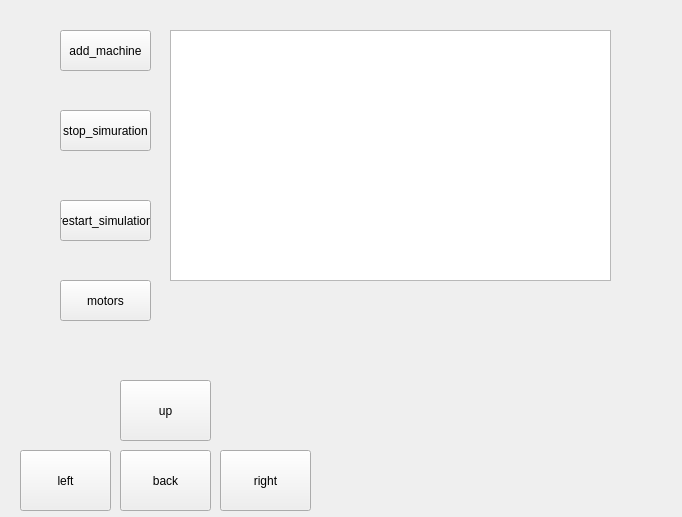
Before: the Qt Designer form vrep_pypot/vrep_pypot.ui in kmolLin/Pyquino_plugin, drawn with Qt 5.
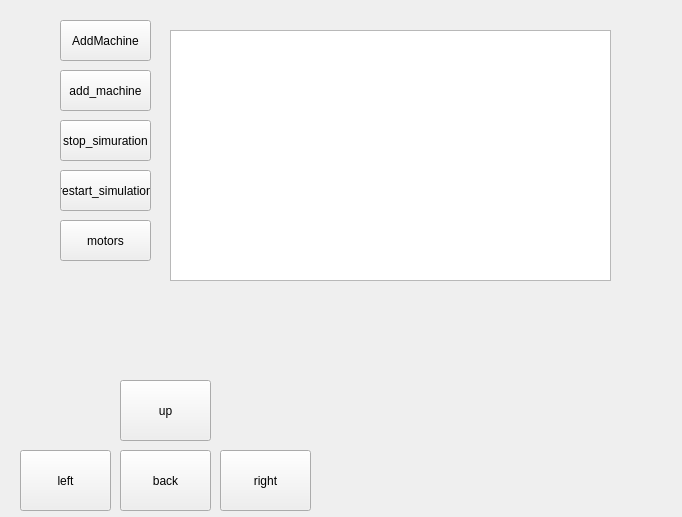
After: the same form once the commit is applied. Icons and pictures are not drawn.

The edit to the form file:
```diff
--- a/vrep_pypot/vrep_pypot.ui
+++ b/vrep_pypot/vrep_pypot.ui
@@ -18,7 +18,7 @@
     <property name="geometry">
      <rect>
       <x>60</x>
-      <y>30</y>
+      <y>70</y>
       <width>91</width>
       <height>41</height>
      </rect>
@@ -31,7 +31,7 @@
     <property name="geometry">
      <rect>
       <x>60</x>
-      <y>110</y>
+      <y>120</y>
       <width>91</width>
       <height>41</height>
      </rect>
@@ -44,7 +44,7 @@
     <property name="geometry">
      <rect>
       <x>60</x>
-      <y>200</y>
+      <y>170</y>
       <width>91</width>
       <height>41</height>
      </rect>
@@ -57,7 +57,7 @@
     <property name="geometry">
      <rect>
       <x>60</x>
-      <y>280</y>
+      <y>220</y>
       <width>91</width>
       <height>41</height>
      </rect>
@@ -178,6 +178,19 @@
      </rect>
     </property>
    </widget>
+   <widget class="QPushButton" name="addMachineVrep">
+    <property name="geometry">
+     <rect>
+      <x>60</x>
+      <y>20</y>
+      <width>91</width>
+      <height>41</height>
+     </rect>
+    </property>
+    <property name="text">
+     <string>AddMachine</string>
+    </property>
+   </widget>
   </widget>
  </widget>
  <resources/>
```
